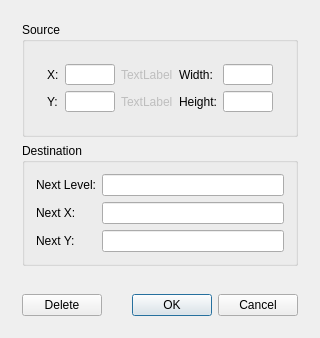
This is EditLinkDialog.ui in lukegrahamSydney/TilesEditor as Qt 5 draws it before an edit. The edited form follows.
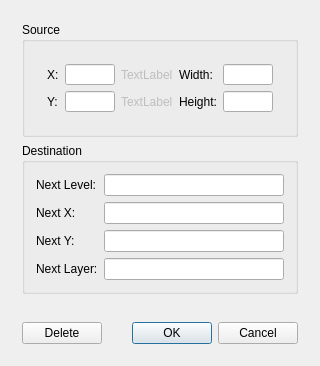
This is the edited form. Icons and pictures are not drawn.

Commit message:
Better layer support and tile translucency
You can now add objects/links/signs to specific layers. You can set the translucency of each tile (only available for .lvl format). You can also clear the "default tile" which will allow you to delete tiles on the main layer (layer 0)

```diff
--- a/EditLinkDialog.ui
+++ b/EditLinkDialog.ui
@@ -7,7 +7,7 @@
     <x>0</x>
     <y>0</y>
     <width>320</width>
-    <height>310</height>
+    <height>363</height>
    </rect>
   </property>
   <property name="windowTitle">
@@ -142,6 +142,16 @@
          <item row="2" column="1">
           <widget class="QLineEdit" name="nextYText"/>
          </item>
+         <item row="3" column="0">
+          <widget class="QLabel" name="nextLayerLabel">
+           <property name="text">
+            <string>Next Layer:</string>
+           </property>
+          </widget>
+         </item>
+         <item row="3" column="1">
+          <widget class="QLineEdit" name="nextLayerLineEdit"/>
+         </item>
         </layout>
        </widget>
       </item>
```
The commit also changes 32 other files.
